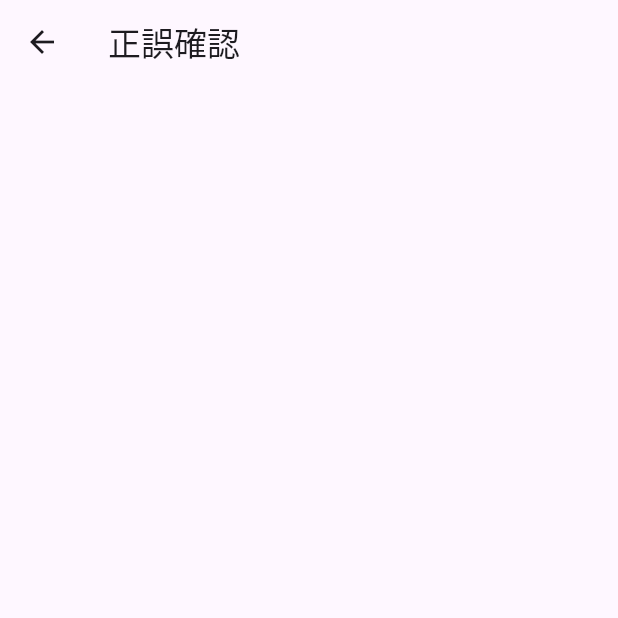
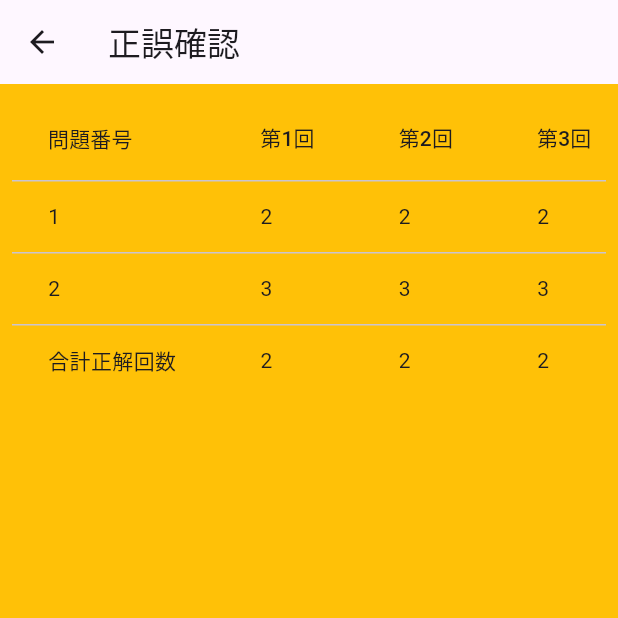
Before and after one commit to kounokouichi/infinityWon, a Flutter app: the ConfirmTest screen opened directly, on a phone screen of 412 x 824 dp, the top half of it. Run offline on Flutter 3.47's test engine with Material 3 defaults, Android fonts, the light colour scheme and no system bars; our stand-ins replace carousel_slider, flutter_riverpod, freezed_annotation, riverpod_annotation, sqflite, sqflite_common_ffi_web; accounts and stored records are empty.

Commit message:
正誤確認のテンプレートを作成

```diff
--- a/lib/main.dart
+++ b/lib/main.dart
@@ -2,6 +2,7 @@ import 'package:flutter/material.dart';
 import 'package:flutter_riverpod/flutter_riverpod.dart';
 import 'package:infinity_won/view/answer_test.dart';
 import 'package:infinity_won/view/check_test.dart';
+import 'package:infinity_won/view/confirm_test.dart';
 import 'package:infinity_won/view/create_test.dart';
 import 'package:infinity_won/view/home.dart';
 import 'router.dart' as rt;
@@ -31,7 +32,7 @@ class MyApp extends ConsumerWidget {
         rt.Router.createTest: (context) => const CreateTest(),
         rt.Router.answerTest: (context) => const AnswerTest(),
         rt.Router.checkTest: (context) => const CheckTest(),
-        rt.Router.confirmTest: (context) => const Home(),
+        rt.Router.confirmTest: (context) => const ConfirmTest(),
         rt.Router.settings: (context) => const Home(),
       },
         localizationsDelegates: [
--- a/lib/view/check_test.dart
+++ b/lib/view/check_test.dart
@@ -60,7 +60,7 @@ class _CheckTestState extends ConsumerState<CheckTest> {
                                   onPressed: () {
                                     // 答え合わせ画面へいく
                                     Navigator.of(context)
-                                        .pushNamed(rt.Router.checkTest);
+                                        .pushNamed(rt.Router.confirmTest);
                                   },
                                   child: Text("正誤確認画面"),
                                 ),
@@ -68,7 +68,7 @@ class _CheckTestState extends ConsumerState<CheckTest> {
                                   onPressed: () {
                                     // 答え合わせ画面へいく
                                     Navigator.of(context)
-                                        .pushNamed(rt.Router.home);
+                                        .pushReplacementNamed(rt.Router.home);
                                   },
                                   child: Text("ホーム画面"),
                                 ),
--- a/lib/view/confirm_test.dart
+++ b/lib/view/confirm_test.dart
@@ -23,17 +23,68 @@ class _ConfirmTestState extends ConsumerState<ConfirmTest> {
     });
   }
 
+// 横は「第何回、正解回数、正解率」、縦は「問題番号、合計正解回数」
 // 基本的にやることは解答画面と同じ
   @override
   Widget build(BuildContext context) {
     return Scaffold(
       appBar: AppBar(title: const Text("正誤確認")),
-      body: Padding(
+      body: Container(
+        color: Colors.amber,
         padding: const EdgeInsets.all(8.0),
-        child: Column(
+        child: ListView(
           children: [
-            // 横は「第何回、正解回数、正解率」、縦は「問題番号、合計正解回数」
-            const SizedBox(height: 8),
+            SingleChildScrollView(
+              scrollDirection: Axis.horizontal,
+              child: DataTable(
+                columns: const [
+                  DataColumn(label: Text('問題番号')),
+                  DataColumn(label: Text('第1回')),
+                  DataColumn(label: Text('第2回')),
+                  DataColumn(label: Text('第3回')),
+                  DataColumn(label: Text('第4回')),
+                  DataColumn(label: Text('第5回')),
+                  DataColumn(label: Text('第6回')),
+                  DataColumn(label: Text('正解回数')),
+                  DataColumn(label: Text('正解率')),
+                ],
+                rows: const [
+                  DataRow(cells: [
+                    DataCell(Text('1')),
+                    DataCell(Text('2')),
+                    DataCell(Text('2')),
+                    DataCell(Text('2')),
+                    DataCell(Text('2')),
+                    DataCell(Text('2')),
+                    DataCell(Text('2')),
+                    DataCell(Text('6')),
+                    DataCell(Text('100%')),
+                  ]),
+                  DataRow(cells: [
+                    DataCell(Text('2')),
+                    DataCell(Text('3')),
+                    DataCell(Text('3')),
+                    DataCell(Text('3')),
+                    DataCell(Text('3')),
+                    DataCell(Text('3')),
+                    DataCell(Text('3')),
+                    DataCell(Text('6')),
+                    DataCell(Text('100%')),
+                  ]),
+                  DataRow(cells: [
+                    DataCell(Text('合計正解回数')),
+                    DataCell(Text('2')),
+                    DataCell(Text('2')),
+                    DataCell(Text('2')),
+                    DataCell(Text('2')),
+                    DataCell(Text('2')),
+                    DataCell(Text('2')),
+                    DataCell(Text('-')),
+                    DataCell(Text('100%')),
+                  ]),
+                ],
+              ),
+            ),
           ],
         ),
       ),
```
